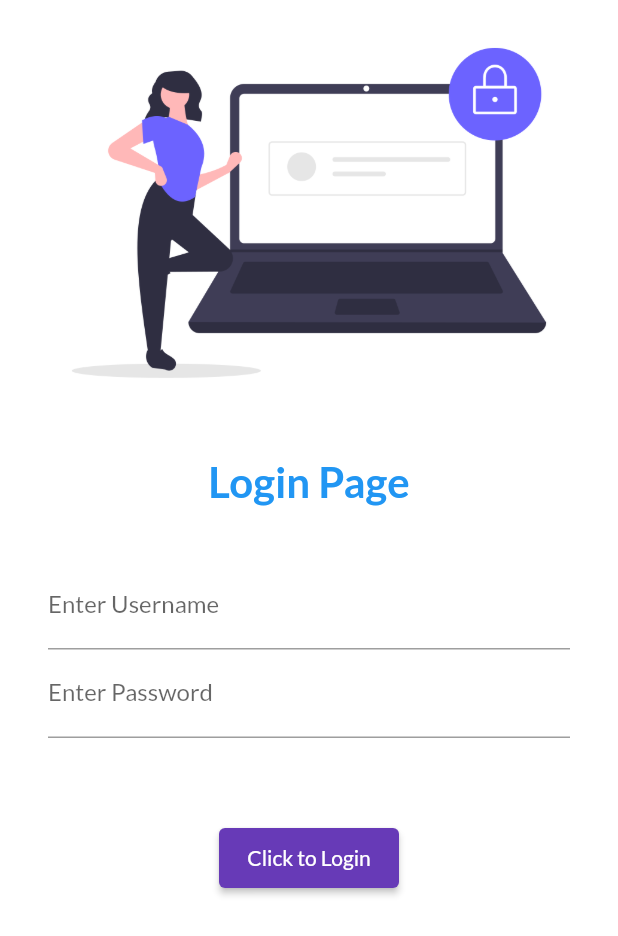
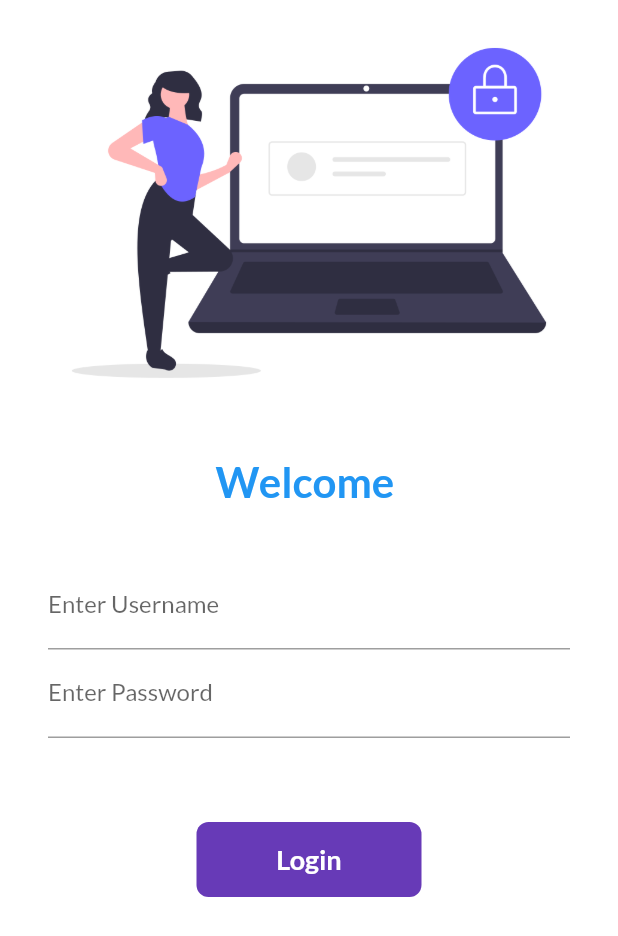
Before and after one commit to Jinu678/flutter_learning, a Flutter app: the screen it shows after launch, on a phone screen of 412 x 824 dp. Shown: the top 936 px of the screen. Run offline on Flutter 3.47's test engine with Material 2 defaults, Android fonts, the phone set to English and light mode, and no system bars; our stand-ins replace google_fonts.

Commit message:
Day5|Flutter_Learning

```diff
--- a/lib/pages/login.dart
+++ b/lib/pages/login.dart
@@ -1,7 +1,14 @@
 import 'package:flutter/material.dart';
 import 'package:flutter_application_1/utils/routes.dart';
 
-class LoginPage extends StatelessWidget {
+class LoginPage extends StatefulWidget {
+  @override
+  _LoginPageState createState() => _LoginPageState();
+}
+
+class _LoginPageState extends State<LoginPage> {
+  String name = '';
+  bool loginButton = false;
   @override
   Widget build(BuildContext context) {
     return Material(
@@ -17,7 +24,7 @@ class LoginPage extends StatelessWidget {
               height: 20.0,
             ),
             Text(
-              'Login Page',
+              'Welcome $name',
               style: TextStyle(
                   fontSize: 28,
                   color: Colors.blue,
@@ -36,6 +43,11 @@ class LoginPage extends StatelessWidget {
                       hintText: 'Username',
                       labelText: 'Enter Username',
                     ),
+                    onChanged: (value) {
+                      setState(() {
+                        name = value;
+                      });
+                    },
                   ),
                   TextFormField(
                     obscureText: true,
@@ -50,14 +62,46 @@ class LoginPage extends StatelessWidget {
             SizedBox(
               height: 40.0,
             ),
-            ElevatedButton(
-                style: TextButton.styleFrom(
-                  minimumSize: Size(120, 40),
+            InkWell(
+              onTap: () async {
+                setState(() {
+                  loginButton = true;
+                });
+                await Future.delayed(Duration(seconds: 1));
+                Navigator.pushNamed(context, MyRoutes.homeRoute);
+              },
+              child: AnimatedContainer(
+                duration: Duration(seconds: 1),
+                width: loginButton ? 50 : 150,
+                height: 50,
+                alignment: Alignment.center,
+                child: loginButton
+                    ? Icon(
+                        Icons.done,
+                        color: Colors.white,
+                      )
+                    : Text(
+                        'Login',
+                        style: TextStyle(
+                            fontSize: 18.0,
+                            fontWeight: FontWeight.bold,
+                            color: Colors.white),
+                      ),
+                decoration: BoxDecoration(
+                  color: Colors.deepPurple,
+                  borderRadius: BorderRadius.circular(loginButton ? 50 : 8),
                 ),
-                child: const Text('Click to Login'),
-                onPressed: () {
-                  Navigator.pushNamed(context, MyRoutes.homeRoute);
-                }),
+              ),
+            )
+            // ElevatedButton(
+            //   style: TextButton.styleFrom(
+            //     minimumSize: Size(120, 40),
+            //   ),
+            //   child: const Text('Click to Login'),
+            //   onPressed: () {
+            //     Navigator.pushNamed(context, MyRoutes.homeRoute);
+            //   },
+            // ),
           ],
         ),
       ),
```
